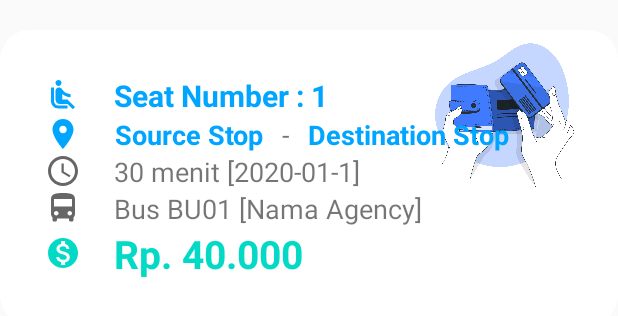
After one commit to ngurahmaharta/FinalProject, an Android app: the layout list_item_ticket.xml on its own in the app's theme, with its tools: preview values and no code run, on a phone screen of 412 x 824 dp. The commit adds this screen. Shown: the top 316 px of the screen. Run offline under Robolectric (Android 15) with nearby library versions, the phone set to English and light mode, and no system bars; network calls fail.

Commit message:
add menu ticket

```diff
--- a/app/src/main/res/layout/fragment_profile.xml
+++ b/app/src/main/res/layout/fragment_profile.xml
@@ -33,7 +33,7 @@
                     android:layout_height="wrap_content"
                     android:text="Full Name"
                     android:textSize="28dp"
-                    android:textStyle="bold"/>
+                    android:textStyle="bold" />
 
                 <TextView
                     android:id="@+id/tvEmail"
@@ -41,7 +41,7 @@
                     android:layout_height="wrap_content"
                     android:text="user@email.com"
                     android:textSize="16dp"
-                    android:textStyle="bold"/>
+                    android:textStyle="bold" />
 
                 <TextView
                     android:id="@+id/tvMobileNumber"
--- /dev/null
+++ b/app/src/main/res/layout/list_item_ticket.xml
@@ -0,0 +1,130 @@
+<?xml version="1.0" encoding="utf-8"?>
+<RelativeLayout
+    xmlns:android="http://schemas.android.com/apk/res/android"
+    android:background="@drawable/shape_card_radius_white"
+    android:layout_width="match_parent"
+    android:layout_marginTop="20dp"
+    android:layout_height="wrap_content">
+
+    <ImageView
+        android:layout_width="111dp"
+        android:layout_height="111dp"
+        android:layout_alignParentEnd="true"
+        android:layout_marginEnd="20dp"
+        android:adjustViewBounds="true"
+        android:contentDescription="iconCard"
+        android:scaleType="fitXY"
+        android:src="@drawable/ic_wallet_card" />
+
+    <LinearLayout
+        android:padding="20dp"
+        android:layout_margin="10dp"
+        android:orientation="vertical"
+        android:layout_width="match_parent"
+        android:layout_height="wrap_content">
+
+        <LinearLayout
+            android:layout_width="match_parent"
+            android:layout_height="wrap_content"
+            android:orientation="horizontal">
+            <TextView
+                android:id="@+id/tvSeatNumber"
+                android:layout_width="wrap_content"
+                android:layout_height="wrap_content"
+                android:drawableLeft="@drawable/ic_baseline_airline_seat_recline_normal"
+                android:drawablePadding="@dimen/defaultEditTextSize"
+                android:drawableTint="@color/primaryTextColor"
+                android:text="Seat Number : 1"
+                android:textColor="@color/primaryTextColor"
+                android:textSize="20sp"
+                android:textStyle="bold" />
+
+        </LinearLayout>
+
+        <LinearLayout
+            android:layout_width="match_parent"
+            android:layout_height="wrap_content"
+            android:orientation="horizontal">
+            <TextView
+                android:id="@+id/tvSourceStop"
+                android:layout_width="wrap_content"
+                android:layout_height="wrap_content"
+                android:text="Source Stop"
+                android:drawableLeft="@drawable/ic_baseline_location_on"
+                android:drawablePadding="@dimen/defaultEditTextSize"
+                android:textStyle="bold"
+                android:textSize="18sp"
+                android:gravity="right"
+                android:drawableTint="@color/primaryTextColor"
+                android:textColor="@color/primaryTextColor"/>
+            <TextView
+                android:layout_width="wrap_content"
+                android:layout_height="wrap_content"
+                android:text=" - "
+                android:textSize="18sp"
+                android:layout_marginHorizontal="8dp"
+                android:gravity="center"/>
+            <TextView
+                android:id="@+id/tvDestinationStop"
+                android:layout_width="wrap_content"
+                android:layout_height="wrap_content"
+                android:text="Destination Stop"
+                android:textSize="18sp"
+                android:textStyle="bold"
+                android:textColor="@color/primaryTextColor"/>
+        </LinearLayout>
+        <LinearLayout
+            android:layout_width="match_parent"
+            android:layout_height="wrap_content"
+            android:orientation="horizontal">
+            <TextView
+                android:id="@+id/tvDuration"
+                android:layout_width="wrap_content"
+                android:layout_height="wrap_content"
+                android:text="30 menit"
+                android:textSize="18sp"
+                android:drawableLeft="@drawable/ic_baseline_access_time"
+                android:drawablePadding="@dimen/defaultEditTextSize"
+                android:gravity="center"/>
+            <TextView
+                android:id="@+id/tvDate"
+                android:layout_width="wrap_content"
+                android:layout_height="wrap_content"
+                android:text=" [2020-01-1]"
+                android:textSize="18sp"
+                android:gravity="center"/>
+        </LinearLayout>
+        <LinearLayout
+            android:layout_width="match_parent"
+            android:layout_height="match_parent"
+            android:orientation="horizontal">
+            <TextView
+                android:id="@+id/tvCodeBus"
+                android:layout_width="wrap_content"
+                android:layout_height="wrap_content"
+                android:drawableLeft="@drawable/ic_baseline_directions_bus"
+                android:drawablePadding="@dimen/defaultEditTextSize"
+                android:text="Bus BU01"
+                android:textSize="18sp" />
+            <TextView
+                android:id="@+id/tvAgency"
+                android:layout_width="wrap_content"
+                android:layout_height="wrap_content"
+                android:text=" [Nama Agency]"
+                android:textSize="18sp"/>
+
+        </LinearLayout>
+
+        <TextView
+            android:id="@+id/tvFare"
+            android:layout_width="match_parent"
+            android:layout_height="wrap_content"
+            android:text="Rp. 40.000"
+            android:drawableLeft="@drawable/ic_baseline_monetization_on"
+            android:textStyle="bold"
+            android:textSize="26sp"
+            android:drawableTint="@color/design_default_color_secondary"
+            android:drawablePadding="@dimen/defaultEditTextSize"
+            android:textColor="@color/design_default_color_secondary"/>
+    </LinearLayout>
+</RelativeLayout>
```
Also changed, not shown: app/src/main/java/com/ngurah/finalproject/adapter/TicketListAdapter.java (added, +69 -0 lines), app/src/main/java/com/ngurah/finalproject/controller/ui/ticket/TicketFragment.java (+57 -1 lines), app/src/main/java/com/ngurah/finalproject/model/trip/Ticket.java (added, +49 -0 lines), app/src/main/java/com/ngurah/finalproject/network/BaseApiService.java (+7 -0 lines), app/src/main/res/layout/fragment_ticket.xml (added, +49 -0 lines), app/src/main/res/layout/ticket_agency.xml (deleted, +0 -59 lines), app/src/main/res/drawable/ic_wallet_card.png (added).
